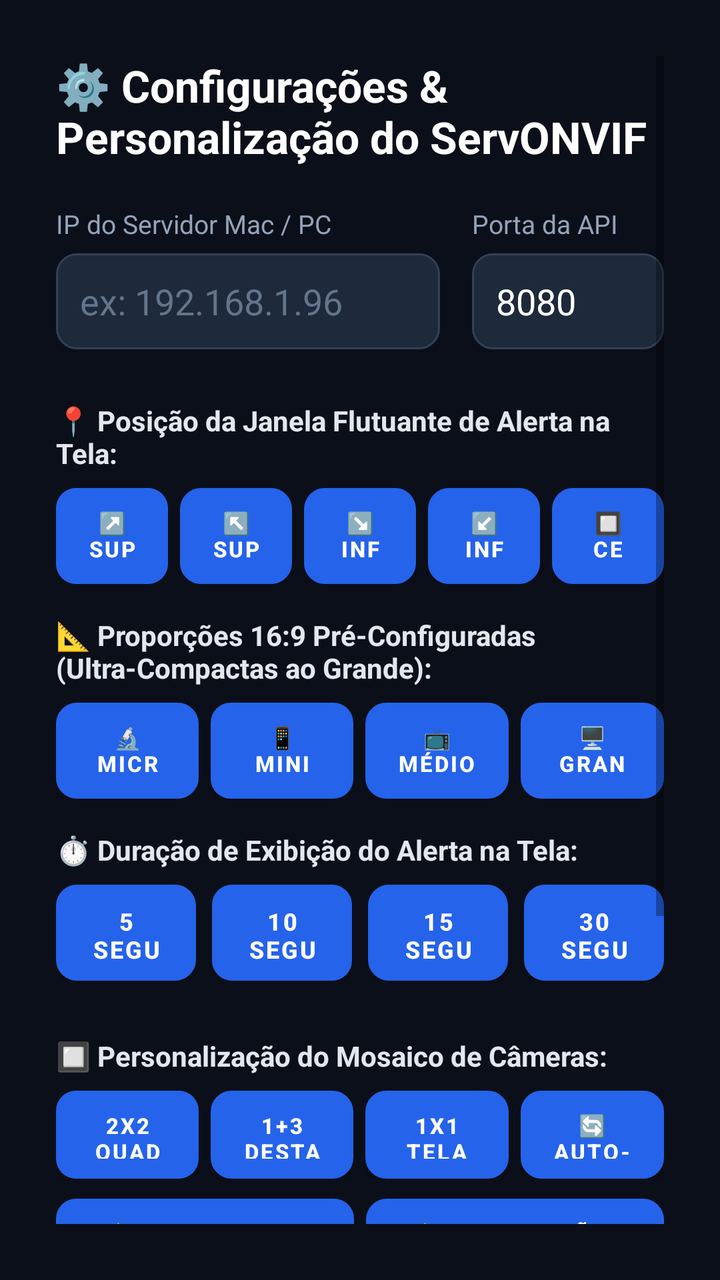
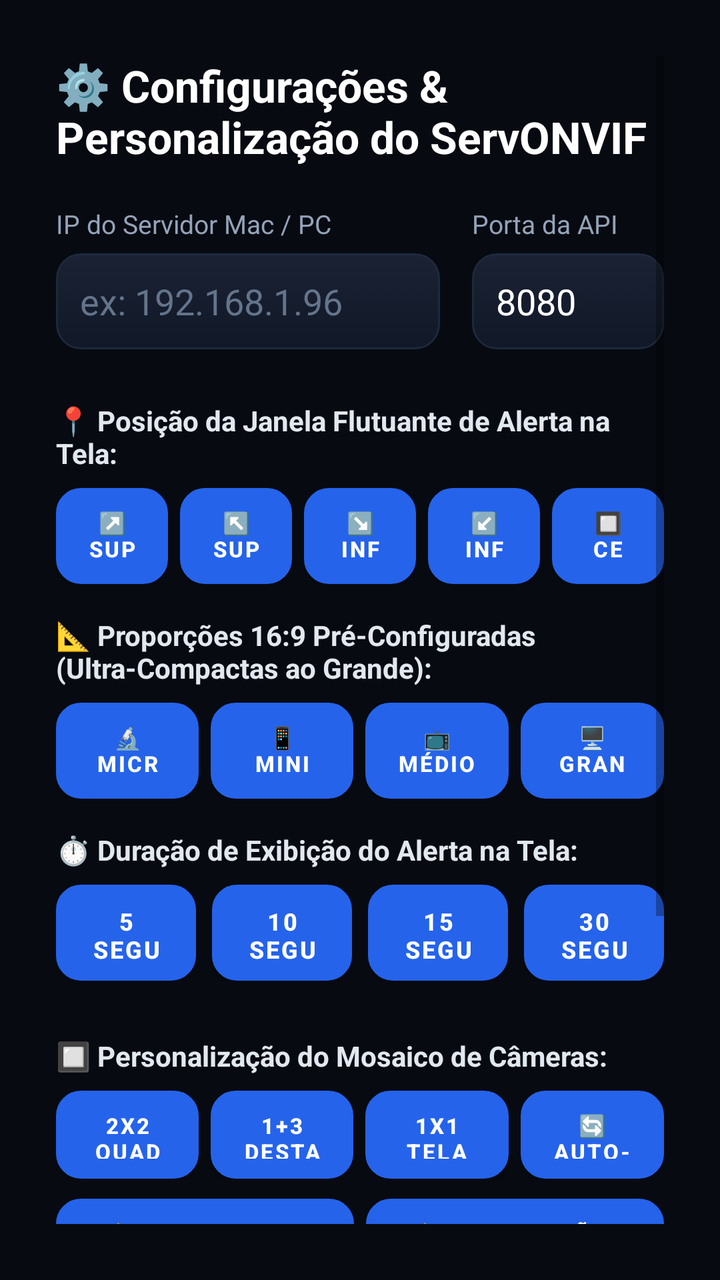

Compare the two renders of this Android layout. The source of the first and the diff that turns it into the second are given below.
<!-- AndroidManifest.xml: activity theme Theme.ServONVIF -->
<!-- res/layout/activity_tv_settings.xml -->
<?xml version="1.0" encoding="utf-8"?>
<ScrollView xmlns:android="http://schemas.android.com/apk/res/android"
    android:layout_width="match_parent"
    android:layout_height="match_parent"
    android:background="#0B0F19"
    android:padding="28dp">

    <LinearLayout
        android:layout_width="match_parent"
        android:layout_height="wrap_content"
        android:orientation="vertical">

        <TextView
            android:layout_width="wrap_content"
            android:layout_height="wrap_content"
            android:text="⚙️ Configurações &amp; Personalização do ServONVIF"
            android:textColor="#FFFFFF"
            android:textSize="22sp"
            android:textStyle="bold"
            android:layout_marginBottom="20dp" />

        
        <LinearLayout
            android:layout_width="match_parent"
            android:layout_height="wrap_content"
            android:orientation="horizontal"
            android:layout_marginBottom="16dp">

            <LinearLayout
                android:layout_width="0dp"
                android:layout_height="wrap_content"
                android:layout_weight="2"
                android:orientation="vertical"
                android:layout_marginEnd="16dp">

                <TextView
                    android:layout_width="wrap_content"
                    android:layout_height="wrap_content"
                    android:text="IP do Servidor Mac / PC"
                    android:textColor="#94A3B8"
                    android:textSize="13sp"
                    android:layout_marginBottom="6dp" />

                <EditText
                    android:id="@+id/etTvServerIp"
                    android:layout_width="match_parent"
                    android:layout_height="48dp"
                    android:background="@drawable/btn_tv_action_dark_selector"
                    android:textColor="#FFFFFF"
                    android:padding="12dp"
                    android:focusable="true"
                    android:hint="ex: 192.168.1.96"
                    android:textColorHint="#64748B"
                    android:nextFocusRight="@+id/etTvServerPort"
                    android:nextFocusDown="@+id/btnPosTopRight" />
            </LinearLayout>

            <LinearLayout
                android:layout_width="0dp"
                android:layout_height="wrap_content"
                android:layout_weight="1"
                android:orientation="vertical">

                <TextView
                    android:layout_width="wrap_content"
                    android:layout_height="wrap_content"
                    android:text="Porta da API"
                    android:textColor="#94A3B8"
                    android:textSize="13sp"
                    android:layout_marginBottom="6dp" />

                <EditText
                    android:id="@+id/etTvServerPort"
                    android:layout_width="match_parent"
                    android:layout_height="48dp"
                    android:background="@drawable/btn_tv_action_dark_selector"
                    android:textColor="#FFFFFF"
                    android:padding="12dp"
                    android:focusable="true"
                    android:text="8080"
                    android:nextFocusLeft="@+id/etTvServerIp"
                    android:nextFocusDown="@+id/btnPosCenter" />
            </LinearLayout>
        </LinearLayout>

        
        <TextView
            android:layout_width="wrap_content"
            android:layout_height="wrap_content"
            android:text="📍 Posição da Janela Flutuante de Alerta na Tela:"
            android:textColor="#E2E8F0"
            android:textSize="14sp"
            android:textStyle="bold"
            android:layout_marginTop="10dp"
            android:layout_marginBottom="8dp" />

        <LinearLayout
            android:layout_width="match_parent"
            android:layout_height="wrap_content"
            android:orientation="horizontal"
            android:layout_marginBottom="16dp">

            <Button
                android:id="@+id/btnPosTopRight"
                android:layout_width="0dp"
                android:layout_height="48dp"
                android:layout_weight="1"
                android:text="↗️ Superior Direito"
                android:background="@drawable/btn_tv_action_blue_selector"
                android:textColor="#FFFFFF"
                android:textSize="11sp"
                android:textStyle="bold"
                android:focusable="true"
                android:clickable="true"
                android:layout_marginEnd="6dp"
                android:nextFocusRight="@+id/btnPosTopLeft"
                android:nextFocusDown="@+id/btnSizeMicro" />

            <Button
                android:id="@+id/btnPosTopLeft"
                android:layout_width="0dp"
                android:layout_height="48dp"
                android:layout_weight="1"
                android:text="↖️ Superior Esquerdo"
                android:background="@drawable/btn_tv_action_dark_selector"
                android:textColor="#FFFFFF"
                android:textSize="11sp"
                android:textStyle="bold"
                android:focusable="true"
                android:clickable="true"
                android:layout_marginEnd="6dp"
                android:nextFocusLeft="@+id/btnPosTopRight"
                android:nextFocusRight="@+id/btnPosBottomRight"
                android:nextFocusDown="@+id/btnSizeMini" />

            <Button
                android:id="@+id/btnPosBottomRight"
                android:layout_width="0dp"
                android:layout_height="48dp"
                android:layout_weight="1"
                android:text="↘️ Inferior Direito"
                android:background="@drawable/btn_tv_action_dark_selector"
                android:textColor="#FFFFFF"
                android:textSize="11sp"
                android:textStyle="bold"
                android:focusable="true"
                android:clickable="true"
                android:layout_marginEnd="6dp"
                android:nextFocusLeft="@+id/btnPosTopLeft"
                android:nextFocusRight="@+id/btnPosBottomLeft"
                android:nextFocusDown="@+id/btnSizeCompact" />

            <Button
                android:id="@+id/btnPosBottomLeft"
                android:layout_width="0dp"
                android:layout_height="48dp"
                android:layout_weight="1"
                android:text="↙️ Inferior Esquerdo"
                android:background="@drawable/btn_tv_action_dark_selector"
                android:textColor="#FFFFFF"
                android:textSize="11sp"
                android:textStyle="bold"
                android:focusable="true"
                android:clickable="true"
                android:layout_marginEnd="6dp"
                android:nextFocusLeft="@+id/btnPosBottomRight"
                android:nextFocusRight="@+id/btnPosCenter"
                android:nextFocusDown="@+id/btnSizeLarge" />

            <Button
                android:id="@+id/btnPosCenter"
                android:layout_width="0dp"
                android:layout_height="48dp"
                android:layout_weight="1"
                android:text="🔲 Centro"
                android:background="@drawable/btn_tv_action_dark_selector"
                android:textColor="#FFFFFF"
                android:textSize="11sp"
                android:textStyle="bold"
                android:focusable="true"
                android:clickable="true"
                android:nextFocusLeft="@+id/btnPosBottomLeft"
                android:nextFocusDown="@+id/btnSizeLarge" />
        </LinearLayout>

        
        <TextView
            android:layout_width="wrap_content"
            android:layout_height="wrap_content"
            android:text="📐 Proporções 16:9 Pré-Configuradas (Ultra-Compactas ao Grande):"
            android:textColor="#E2E8F0"
            android:textSize="14sp"
            android:textStyle="bold"
            android:layout_marginBottom="8dp" />

        <LinearLayout
            android:layout_width="match_parent"
            android:layout_height="wrap_content"
            android:orientation="horizontal"
            android:layout_marginBottom="16dp">

            <Button
                android:id="@+id/btnSizeMicro"
                android:layout_width="0dp"
                android:layout_height="48dp"
                android:layout_weight="1"
                android:text="🔬 Micro (220x124)"
                android:background="@drawable/btn_tv_action_dark_selector"
                android:textColor="#FFFFFF"
                android:textSize="11sp"
                android:textStyle="bold"
                android:focusable="true"
                android:clickable="true"
                android:layout_marginEnd="6dp"
                android:nextFocusUp="@+id/btnPosTopRight"
                android:nextFocusRight="@+id/btnSizeMini"
                android:nextFocusDown="@+id/btnDur5s" />

            <Button
                android:id="@+id/btnSizeMini"
                android:layout_width="0dp"
                android:layout_height="48dp"
                android:layout_weight="1"
                android:text="📱 Mini (270x152)"
                android:background="@drawable/btn_tv_action_blue_selector"
                android:textColor="#FFFFFF"
                android:textSize="11sp"
                android:textStyle="bold"
                android:focusable="true"
                android:clickable="true"
                android:layout_marginEnd="6dp"
                android:nextFocusUp="@+id/btnPosTopLeft"
                android:nextFocusLeft="@+id/btnSizeMicro"
                android:nextFocusRight="@+id/btnSizeCompact"
                android:nextFocusDown="@+id/btnDur10s" />

            <Button
                android:id="@+id/btnSizeCompact"
                android:layout_width="0dp"
                android:layout_height="48dp"
                android:layout_weight="1"
                android:text="📺 Médio (320x180)"
                android:background="@drawable/btn_tv_action_dark_selector"
                android:textColor="#FFFFFF"
                android:textSize="11sp"
                android:textStyle="bold"
                android:focusable="true"
                android:clickable="true"
                android:layout_marginEnd="6dp"
                android:nextFocusUp="@+id/btnPosBottomRight"
                android:nextFocusLeft="@+id/btnSizeMini"
                android:nextFocusRight="@+id/btnSizeLarge"
                android:nextFocusDown="@+id/btnDur15s" />

            <Button
                android:id="@+id/btnSizeLarge"
                android:layout_width="0dp"
                android:layout_height="48dp"
                android:layout_weight="1"
                android:text="🖥️ Grande (460x258)"
                android:background="@drawable/btn_tv_action_dark_selector"
                android:textColor="#FFFFFF"
                android:textSize="11sp"
                android:textStyle="bold"
                android:focusable="true"
                android:clickable="true"
                android:nextFocusUp="@+id/btnPosBottomLeft"
                android:nextFocusLeft="@+id/btnSizeCompact"
                android:nextFocusDown="@+id/btnDur30s" />
        </LinearLayout>

        
        <TextView
            android:layout_width="wrap_content"
            android:layout_height="wrap_content"
            android:text="⏱️ Duração de Exibição do Alerta na Tela:"
            android:textColor="#E2E8F0"
            android:textSize="14sp"
            android:textStyle="bold"
            android:layout_marginBottom="8dp" />

        <LinearLayout
            android:layout_width="match_parent"
            android:layout_height="wrap_content"
            android:orientation="horizontal"
            android:layout_marginBottom="16dp">

            <Button
                android:id="@+id/btnDur5s"
                android:layout_width="0dp"
                android:layout_height="48dp"
                android:layout_weight="1"
                android:text="5 Segundos"
                android:background="@drawable/btn_tv_action_dark_selector"
                android:textColor="#FFFFFF"
                android:textSize="12sp"
                android:textStyle="bold"
                android:focusable="true"
                android:clickable="true"
                android:layout_marginEnd="8dp"
                android:nextFocusUp="@+id/btnSizeMicro"
                android:nextFocusRight="@+id/btnDur10s"
                android:nextFocusDown="@+id/swTvSoundAlert" />

            <Button
                android:id="@+id/btnDur10s"
                android:layout_width="0dp"
                android:layout_height="48dp"
                android:layout_weight="1"
                android:text="10 Segundos"
                android:background="@drawable/btn_tv_action_blue_selector"
                android:textColor="#FFFFFF"
                android:textSize="12sp"
                android:textStyle="bold"
                android:focusable="true"
                android:clickable="true"
                android:layout_marginEnd="8dp"
                android:nextFocusUp="@+id/btnSizeMini"
                android:nextFocusLeft="@+id/btnDur5s"
                android:nextFocusRight="@+id/btnDur15s"
                android:nextFocusDown="@+id/swTvSoundAlert" />

            <Button
                android:id="@+id/btnDur15s"
                android:layout_width="0dp"
                android:layout_height="48dp"
                android:layout_weight="1"
                android:text="15 Segundos"
                android:background="@drawable/btn_tv_action_dark_selector"
                android:textColor="#FFFFFF"
                android:textSize="12sp"
                android:textStyle="bold"
                android:focusable="true"
                android:clickable="true"
                android:layout_marginEnd="8dp"
                android:nextFocusUp="@+id/btnSizeCompact"
                android:nextFocusLeft="@+id/btnDur10s"
                android:nextFocusRight="@+id/btnDur30s"
                android:nextFocusDown="@+id/swTvSoundAlert" />

            <Button
                android:id="@+id/btnDur30s"
                android:layout_width="0dp"
                android:layout_height="48dp"
                android:layout_weight="1"
                android:text="30 Segundos"
                android:background="@drawable/btn_tv_action_dark_selector"
                android:textColor="#FFFFFF"
                android:textSize="12sp"
                android:textStyle="bold"
                android:focusable="true"
                android:clickable="true"
                android:nextFocusUp="@+id/btnSizeLarge"
                android:nextFocusLeft="@+id/btnDur15s"
                android:nextFocusDown="@+id/swTvSoundAlert" />
        </LinearLayout>

        
        <TextView
            android:layout_width="wrap_content"
            android:layout_height="wrap_content"
            android:text="🔲 Personalização do Mosaico de Câmeras:"
            android:textColor="#E2E8F0"
            android:textSize="14sp"
            android:textStyle="bold"
            android:layout_marginTop="12dp"
            android:layout_marginBottom="8dp" />

        
        <LinearLayout
            android:layout_width="match_parent"
            android:layout_height="wrap_content"
            android:orientation="horizontal"
            android:layout_marginBottom="10dp">

            <Button
                android:id="@+id/btnSetMosaic2x2"
                android:layout_width="0dp"
                android:layout_height="44dp"
                android:layout_weight="1"
                android:text="2x2 Quad (4x)"
                android:background="@drawable/btn_tv_action_blue_selector"
                android:textColor="#FFFFFF"
                android:textSize="11sp"
                android:textStyle="bold"
                android:focusable="true"
                android:clickable="true"
                android:layout_marginEnd="6dp" />

            <Button
                android:id="@+id/btnSetMosaic1Plus3"
                android:layout_width="0dp"
                android:layout_height="44dp"
                android:layout_weight="1"
                android:text="1+3 Destaque"
                android:background="@drawable/btn_tv_action_dark_selector"
                android:textColor="#FFFFFF"
                android:textSize="11sp"
                android:textStyle="bold"
                android:focusable="true"
                android:clickable="true"
                android:layout_marginEnd="6dp" />

            <Button
                android:id="@+id/btnSetMosaic1x1"
                android:layout_width="0dp"
                android:layout_height="44dp"
                android:layout_weight="1"
                android:text="1x1 Tela Cheia"
                android:background="@drawable/btn_tv_action_dark_selector"
                android:textColor="#FFFFFF"
                android:textSize="11sp"
                android:textStyle="bold"
                android:focusable="true"
                android:clickable="true"
                android:layout_marginEnd="6dp" />

            <Button
                android:id="@+id/btnSetMosaicPatrol"
                android:layout_width="0dp"
                android:layout_height="44dp"
                android:layout_weight="1"
                android:text="🔄 Auto-Patrulha"
                android:background="@drawable/btn_tv_action_dark_selector"
                android:textColor="#FFFFFF"
                android:textSize="11sp"
                android:textStyle="bold"
                android:focusable="true"
                android:clickable="true" />
        </LinearLayout>

        
        <LinearLayout
            android:layout_width="match_parent"
            android:layout_height="wrap_content"
            android:orientation="horizontal"
            android:layout_marginBottom="16dp">

            <Button
                android:id="@+id/btnSetFitCover"
                android:layout_width="0dp"
                android:layout_height="42dp"
                android:layout_weight="1"
                android:text="📐 Preencher Sem Bordas (Cover)"
                android:background="@drawable/btn_tv_action_blue_selector"
                android:textColor="#FFFFFF"
                android:textSize="11sp"
                android:textStyle="bold"
                android:focusable="true"
                android:clickable="true"
                android:layout_marginEnd="6dp" />

            <Button
                android:id="@+id/btnSetFitContain"
                android:layout_width="0dp"
                android:layout_height="42dp"
                android:layout_weight="1"
                android:text="📐 Proporção Exata (Contain)"
                android:background="@drawable/btn_tv_action_dark_selector"
                android:textColor="#FFFFFF"
                android:textSize="11sp"
                android:textStyle="bold"
                android:focusable="true"
                android:clickable="true" />
        </LinearLayout>

        
        <androidx.appcompat.widget.SwitchCompat
            android:id="@+id/swTvSoundAlert"
            android:layout_width="match_parent"
            android:layout_height="wrap_content"
            android:text="Emitir aviso sonoro (chime) no alarme"
            android:textColor="#FFFFFF"
            android:textSize="15sp"
            android:focusable="true"
            android:paddingTop="10dp"
            android:paddingBottom="10dp"
            android:nextFocusUp="@+id/btnDur10s"
            android:nextFocusDown="@+id/swTvAutoStart" />

        <androidx.appcompat.widget.SwitchCompat
            android:id="@+id/swTvAutoStart"
            android:layout_width="match_parent"
            android:layout_height="wrap_content"
            android:text="Iniciar monitoramento automaticamente ao ligar o aparelho"
            android:textColor="#FFFFFF"
            android:textSize="15sp"
            android:focusable="true"
            android:paddingTop="10dp"
            android:paddingBottom="10dp"
            android:layout_marginBottom="20dp"
            android:nextFocusUp="@+id/swTvSoundAlert"
            android:nextFocusDown="@+id/btnTvSaveSettings" />

        
        <LinearLayout
            android:layout_width="match_parent"
            android:layout_height="wrap_content"
            android:orientation="horizontal"
            android:layout_marginBottom="16dp">

            <Button
                android:id="@+id/btnTvTestConnection"
                android:layout_width="0dp"
                android:layout_height="52dp"
                android:layout_weight="1"
                android:text="📡 Testar Conexão"
                android:background="@drawable/btn_tv_action_dark_selector"
                android:textColor="#FFFFFF"
                android:textSize="14sp"
                android:textStyle="bold"
                android:focusable="true"
                android:clickable="true"
                android:layout_marginEnd="12dp"
                android:nextFocusUp="@+id/swTvAutoStart"
                android:nextFocusRight="@+id/btnTvSaveSettings" />

            <Button
                android:id="@+id/btnTvSaveSettings"
                android:layout_width="0dp"
                android:layout_height="52dp"
                android:layout_weight="1"
                android:text="💾 Salvar Configurações"
                android:background="@drawable/btn_tv_action_blue_selector"
                android:textColor="#FFFFFF"
                android:textSize="14sp"
                android:textStyle="bold"
                android:focusable="true"
                android:clickable="true"
                android:nextFocusUp="@+id/swTvAutoStart"
                android:nextFocusLeft="@+id/btnTvTestConnection" />
        </LinearLayout>

        <TextView
            android:id="@+id/tvTvStatusMessage"
            android:layout_width="wrap_content"
            android:layout_height="wrap_content"
            android:textColor="#38BDF8"
            android:textSize="13sp" />
    </LinearLayout>
</ScrollView>
<!-- resources referenced by this layout -->
<resources>
  <!-- drawable btn_tv_action_blue_selector (drawable) -->
  <?xml version="1.0" encoding="utf-8"?>
  <selector xmlns:android="http://schemas.android.com/apk/res/android">
      <item android:state_focused="true">
          <shape android:shape="rectangle">
              <solid android:color="#3B82F6" />
              <stroke android:width="3dp" android:color="#FACC15" />
              <corners android:radius="10dp" />
          </shape>
      </item>
      <item android:state_pressed="true">
          <shape android:shape="rectangle">
              <solid android:color="#1D4ED8" />
              <corners android:radius="10dp" />
          </shape>
      </item>
      <item>
          <shape android:shape="rectangle">
              <solid android:color="#2563EB" />
              <corners android:radius="10dp" />
          </shape>
      </item>
  </selector>
  <!-- drawable btn_tv_action_dark_selector (drawable) -->
  <?xml version="1.0" encoding="utf-8"?>
  <selector xmlns:android="http://schemas.android.com/apk/res/android">
      <item android:state_focused="true">
          <shape android:shape="rectangle">
              <solid android:color="#334155" />
              <stroke android:width="3dp" android:color="#38BDF8" />
              <corners android:radius="10dp" />
          </shape>
      </item>
      <item android:state_pressed="true">
          <shape android:shape="rectangle">
              <solid android:color="#0F172A" />
              <corners android:radius="10dp" />
          </shape>
      </item>
      <item>
          <shape android:shape="rectangle">
              <solid android:color="#1E293B" />
              <stroke android:width="1dp" android:color="#334155" />
              <corners android:radius="10dp" />
          </shape>
      </item>
  </selector>
  <style name="Theme.ServONVIF" parent="Theme.MaterialComponents.DayNight.NoActionBar">
          <item name="colorPrimary">@color/blue_primary</item>
          <item name="android:windowBackground">@color/dark_bg</item>
      </style>
  <color name="blue_primary">#FF2563EB</color>
  <color name="dark_bg">#FF0B0F19</color>
</resources>

<!-- the commit's change to res/layout/activity_tv_settings.xml (unified diff, before → after) -->
@@ -2,7 +2,7 @@
 <ScrollView xmlns:android="http://schemas.android.com/apk/res/android"
     android:layout_width="match_parent"
     android:layout_height="match_parent"
-    android:background="#0B0F19"
+    android:background="#070A11"
     android:padding="28dp">
 
     <LinearLayout
<!-- resource entries referenced after the edit -->
@@ -5,21 +5,22 @@
   <selector xmlns:android="http://schemas.android.com/apk/res/android">
       <item android:state_focused="true">
           <shape android:shape="rectangle">
-              <solid android:color="#3B82F6" />
-              <stroke android:width="3dp" android:color="#FACC15" />
-              <corners android:radius="10dp" />
+              <gradient android:startColor="#3B82F6" android:endColor="#1D4ED8" android:angle="270" />
+              <stroke android:width="2.5dp" android:color="#60A5FA" />
+              <corners android:radius="12dp" />
           </shape>
       </item>
       <item android:state_pressed="true">
           <shape android:shape="rectangle">
-              <solid android:color="#1D4ED8" />
-              <corners android:radius="10dp" />
+              <gradient android:startColor="#1E40AF" android:endColor="#172554" android:angle="270" />
+              <corners android:radius="12dp" />
           </shape>
       </item>
       <item>
           <shape android:shape="rectangle">
-              <solid android:color="#2563EB" />
-              <corners android:radius="10dp" />
+              <gradient android:startColor="#2563EB" android:endColor="#1D4ED8" android:angle="270" />
+              <stroke android:width="1dp" android:color="#3B82F6" />
+              <corners android:radius="12dp" />
           </shape>
       </item>
   </selector>
@@ -28,22 +29,23 @@
   <selector xmlns:android="http://schemas.android.com/apk/res/android">
       <item android:state_focused="true">
           <shape android:shape="rectangle">
-              <solid android:color="#334155" />
-              <stroke android:width="3dp" android:color="#38BDF8" />
-              <corners android:radius="10dp" />
+              <gradient android:startColor="#1E293B" android:endColor="#0F172A" android:angle="270" />
+              <stroke android:width="2.5dp" android:color="#38BDF8" />
+              <corners android:radius="12dp" />
           </shape>
       </item>
       <item android:state_pressed="true">
           <shape android:shape="rectangle">
-              <solid android:color="#0F172A" />
-              <corners android:radius="10dp" />
+              <solid android:color="#0B0F19" />
+              <stroke android:width="1.5dp" android:color="#38BDF8" />
+              <corners android:radius="12dp" />
           </shape>
       </item>
       <item>
           <shape android:shape="rectangle">
-              <solid android:color="#1E293B" />
-              <stroke android:width="1dp" android:color="#334155" />
-              <corners android:radius="10dp" />
+              <gradient android:startColor="#1A2234" android:endColor="#111827" android:angle="270" />
+              <stroke android:width="1dp" android:color="#1E293B" />
+              <corners android:radius="12dp" />
           </shape>
       </item>
   </selector>
@@ -52,6 +54,6 @@
           <item name="android:windowBackground">@color/dark_bg</item>
       </style>
   <color name="blue_primary">#FF2563EB</color>
-  <color name="dark_bg">#FF0B0F19</color>
+  <color name="dark_bg">#FF070A11</color>
 </resources>
 
